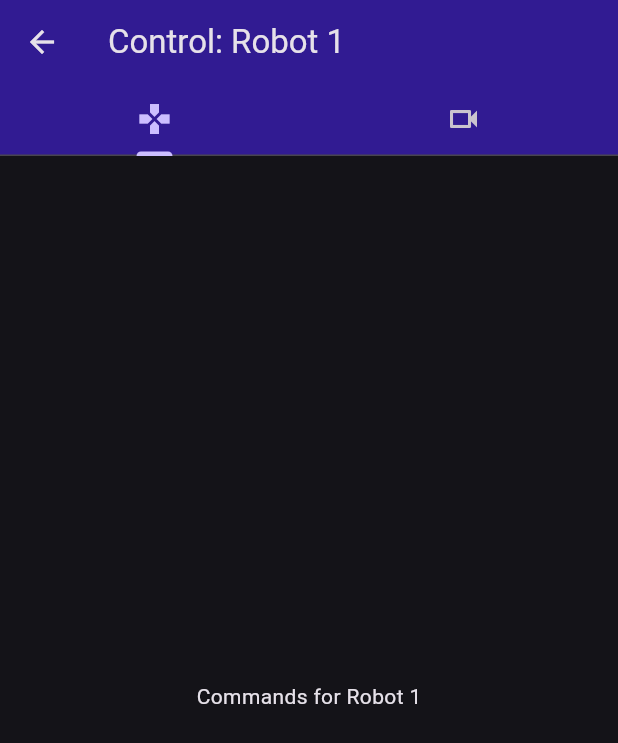
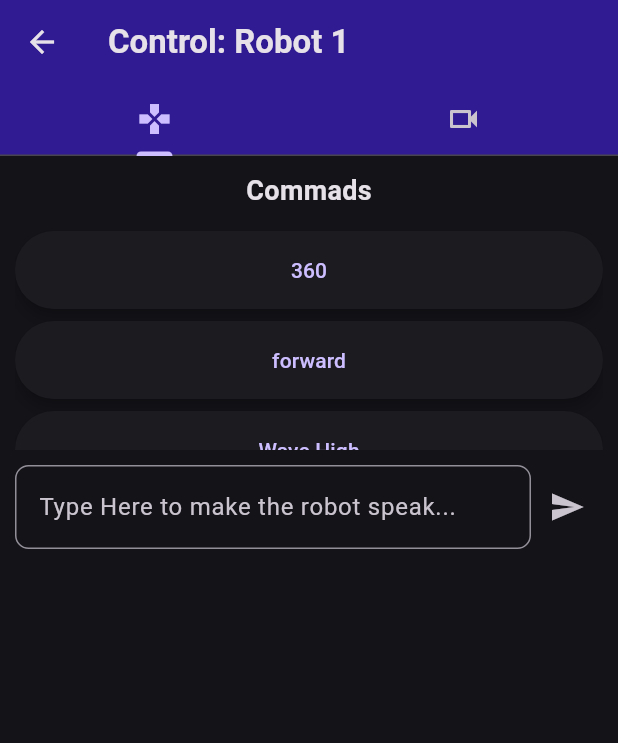
Before and after one commit to Bedestrian/Martus_Intern_Project, a Flutter app: the screen it shows after launch, after a tap on "Robot 1", on a phone screen of 412 x 824 dp. Shown: the top 743 px of the screen. Run offline on Flutter 3.47's test engine with Material 3 defaults, Android fonts, the phone set to English and light mode, and no system bars.

Commit message:
Created the buttons for commands

```diff
--- /dev/null
+++ b/robot_control_app/lib/controllers/command_controller.dart
@@ -0,0 +1,22 @@
+import 'package:flutter/material.dart';
+import '../models/commands_model.dart';
+
+class CommandController extends ChangeNotifier {
+  final List<CommandsModel> _commands = [
+    CommandsModel(name: '360', command: () => print("Refreshed")),
+    CommandsModel(name: 'forward', command: () => print("Refreshed")),
+    CommandsModel(name: 'Wave High', command: () => print("Refreshed")),
+  ];
+
+  List<CommandsModel> get commands => _commands;
+
+  void addCommand(CommandsModel command) {
+    _commands.add(command);
+    notifyListeners(); // tells UI to rebuild
+  }
+
+  void removeCommand(CommandsModel command) {
+    _commands.remove(command);
+    notifyListeners();
+  }
+}
--- a/robot_control_app/lib/main.dart
+++ b/robot_control_app/lib/main.dart
@@ -1,9 +1,13 @@
 import 'package:flutter/material.dart';
+import 'package:provider/provider.dart';
+import 'package:robot_control_app/controllers/command_controller.dart';
 import 'package:robot_control_app/pages/command_page.dart';
 import 'pages/home_page.dart';
 
 void main() {
-  runApp(const MyApp());
+  runApp(
+    ChangeNotifierProvider(create: (_) => CommandController(), child: MyApp()),
+  );
 }
 
 class MyApp extends StatelessWidget {
@@ -12,6 +16,7 @@ class MyApp extends StatelessWidget {
   @override
   Widget build(BuildContext context) {
     return MaterialApp(
+      debugShowCheckedModeBanner: false,
       title: 'Robot Control App',
       theme: ThemeData(
         colorScheme: ColorScheme.fromSeed(
--- /dev/null
+++ b/robot_control_app/lib/models/commands_model.dart
@@ -0,0 +1,11 @@
+import 'package:flutter/material.dart';
+
+class CommandsModel {
+  String name;
+  VoidCallback command;
+
+  CommandsModel({
+    required this.name,
+    required this.command, //place holder text when I have real commands to send to the robot
+  });
+}
--- a/robot_control_app/lib/pages/command_page.dart
+++ b/robot_control_app/lib/pages/command_page.dart
@@ -1,6 +1,6 @@
 import 'package:flutter/material.dart';
-import '../widgets/CamerasWidget.dart';
-import '../widgets/CommandWidget.dart';
+import '../widgets/cameras_widget.dart';
+import '../widgets/command_widget.dart';
 
 class CommandPage extends StatelessWidget {
   const CommandPage({super.key});
@@ -8,13 +8,16 @@ class CommandPage extends StatelessWidget {
   @override
   Widget build(BuildContext context) {
     final String robotName =
-        ModalRoute.of(context)?.settings.arguments as String ?? 'Unknown Robot';
+        ModalRoute.of(context)?.settings.arguments as String;
 
     return DefaultTabController(
       length: 2,
       child: Scaffold(
         appBar: AppBar(
-          title: Text('Control: $robotName'),
+          title: Text(
+            'Control: $robotName',
+            style: TextStyle(fontWeight: FontWeight.bold),
+          ),
           backgroundColor: Colors.deepPurple.shade900,
           bottom: TabBar(
             tabs: [
--- a/robot_control_app/lib/widgets/CommandWidget.dart
+++ /dev/null
@@ -1,12 +0,0 @@
-import 'package:flutter/material.dart';
-
-class CommandWidget extends StatelessWidget {
-  final String robotName;
-
-  const CommandWidget({super.key, required this.robotName});
-
-  @override
-  Widget build(BuildContext context) {
-    return Center(child: Text('Commands for $robotName'));
-  }
-}
--- /dev/null
+++ b/robot_control_app/lib/widgets/command_widget.dart
@@ -0,0 +1,92 @@
+import 'package:flutter/material.dart';
+import 'package:provider/provider.dart';
+import 'package:robot_control_app/controllers/command_controller.dart';
+
+class CommandWidget extends StatelessWidget {
+  final String robotName;
+  final TextEditingController ttsController = TextEditingController();
+  CommandWidget({super.key, required this.robotName});
+
+  @override
+  Widget build(BuildContext context) {
+    final controller = Provider.of<CommandController>(context);
+
+    return ListView(
+      children: [
+        Column(children: [commandText(), commandButtons(controller)]),
+        ttsField(),
+      ],
+    );
+  }
+
+  Padding commandText() {
+    return Padding(
+      padding: const EdgeInsets.all(10.0),
+      child: Text(
+        'Commads',
+        style: TextStyle(fontSize: 18, fontWeight: FontWeight.bold),
+      ),
+    );
+  }
+
+  Container commandButtons(CommandController controller) {
+    return Container(
+      height: 150,
+      padding: const EdgeInsets.symmetric(horizontal: 10),
+      child: ListView.builder(
+        itemCount: controller.commands.length,
+        itemBuilder: (BuildContext context, int index) {
+          final command = controller.commands[index];
+          return Padding(
+            padding: const EdgeInsets.symmetric(vertical: 4.0),
+            child: ElevatedButton(
+              onPressed: command.command,
+              style: ElevatedButton.styleFrom(
+                shape: RoundedRectangleBorder(
+                  borderRadius: BorderRadius.circular(30.0),
+                ),
+                elevation: 4,
+                padding: const EdgeInsets.symmetric(
+                  vertical: 16,
+                  horizontal: 20,
+                ),
+              ),
+
+              child: Text(command.name),
+            ),
+          );
+        },
+      ),
+    );
+  }
+
+  //text field for send tts messages to the robot
+  Padding ttsField() {
+    return Padding(
+      padding: const EdgeInsets.all(10.0),
+      child: Row(
+        children: [
+          Expanded(
+            child: TextField(
+              controller: ttsController,
+              decoration: InputDecoration(
+                border: OutlineInputBorder(
+                  borderRadius: BorderRadius.all(Radius.circular(9.0)),
+                ),
+                hintText: 'Type Here to make the robot speak... ',
+              ),
+            ),
+          ),
+          IconButton(
+            icon: Icon(Icons.send),
+            onPressed: () {
+              final message = ttsController.text;
+              //TO-DO add mgtt message send
+              ttsController.clear();
+            },
+          ),
+        ],
+      ),
+    );
+  }
+}
--- a/robot_control_app/pubspec.yaml
+++ b/robot_control_app/pubspec.yaml
@@ -34,6 +34,7 @@ dependencies:
   mqtt_client: ^9.6.3
   video_player: ^2.7.0
   gamepads: ^0.1.7
+  provider: ^6.1.5
   path_provider: ^2.1.2
   # The following adds the Cupertino Icons font to your application.
   # Use with the CupertinoIcons class for iOS style icons.
```
Also changed, not shown: robot_control_app/lib/widgets/cameras_widget.dart (renamed from robot_control_app/lib/widgets/CamerasWidget.dart), robot_control_app/pubspec.lock.
